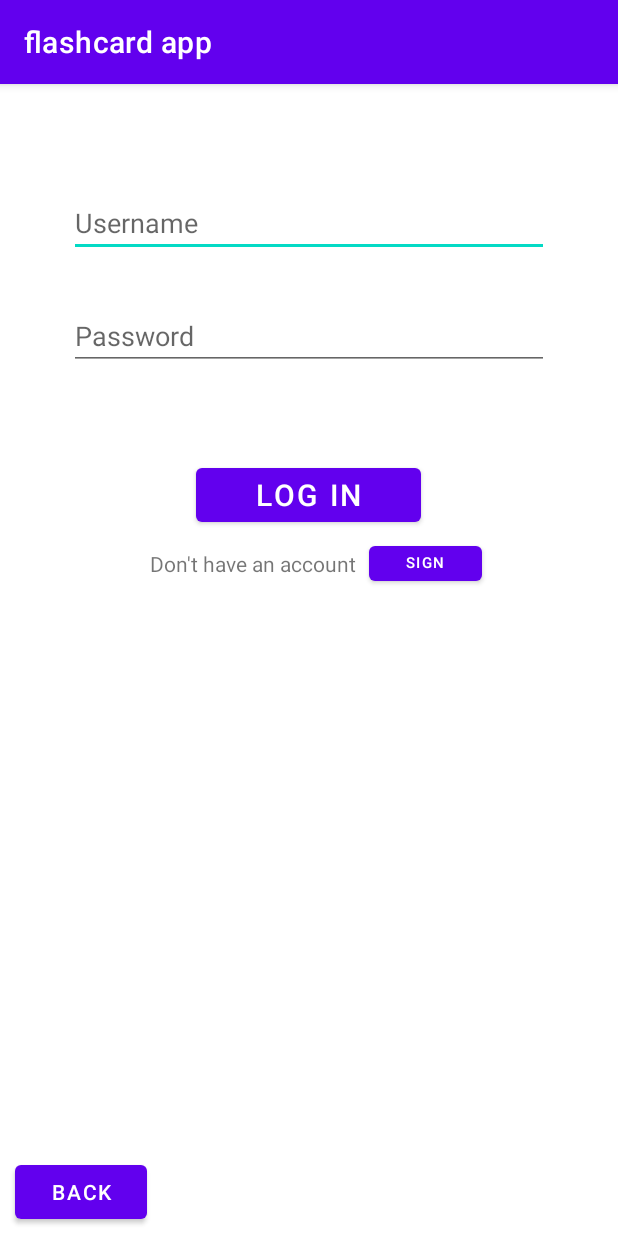
After one commit to cwang5336/flashcard_app, an Android app: the LogOrSign screen opened directly, with no data from a screen before it, on a phone screen of 412 x 824 dp. The commit adds this screen. Run offline under Robolectric (Android 15) with nearby library versions, the phone set to English and light mode, and no system bars.

Commit message:
framework for homepage, login/signup

```diff
--- /dev/null
+++ b/app/src/main/java/com/flashcardnamechange/flashcardapp/LogOrSign.java
@@ -0,0 +1,26 @@
+package com.flashcardnamechange.flashcardapp;
+
+import androidx.appcompat.app.AppCompatActivity;
+
+import android.content.Intent;
+import android.os.Bundle;
+import android.view.View;
+
+public class LogOrSign extends AppCompatActivity {
+
+    @Override
+    protected void onCreate(Bundle savedInstanceState) {
+        super.onCreate(savedInstanceState);
+        setContentView(R.layout.activity_log_or_sign);
+
+        findViewById(R.id.button3).setOnClickListener(new View.OnClickListener() {
+            @Override
+            public void onClick(View v) {
+                Intent intent = new Intent(LogOrSign.this, startingPage.class);
+                LogOrSign.this.startActivityForResult(intent, 100);
+            }
+        });
+
+
+    }
+}
--- a/app/src/main/res/anim/left_out.xml
+++ b/app/src/main/res/anim/left_out.xml
@@ -4,5 +4,5 @@
     <translate
         android:fromXDelta="0"
         android:toXDelta="-100%p"
-        android:duration="500"/>
+        android:duration="350"/>
 </set>
--- a/app/src/main/res/anim/right_in.xml
+++ b/app/src/main/res/anim/right_in.xml
@@ -2,7 +2,7 @@
 <set xmlns:android="http://schemas.android.com/apk/res/android"
     android:interpolator="@android:anim/linear_interpolator">
     <translate
-        android:fromXDelta="100%p"
+        android:fromXDelta="50%p"
         android:toXDelta="0"
-        android:duration="500"/>
+        android:duration="250"/>
 </set>
--- /dev/null
+++ b/app/src/main/res/layout/activity_log_or_sign.xml
@@ -0,0 +1,79 @@
+<?xml version="1.0" encoding="utf-8"?>
+<RelativeLayout xmlns:android="http://schemas.android.com/apk/res/android"
+    xmlns:app="http://schemas.android.com/apk/res-auto"
+    xmlns:tools="http://schemas.android.com/tools"
+    android:layout_width="match_parent"
+    android:layout_height="match_parent"
+    tools:context=".LogOrSign">
+
+    <Button
+        android:id="@+id/LogInButton"
+        android:layout_width="150dp"
+        android:layout_height="wrap_content"
+        android:text="Log In"
+        android:layout_centerHorizontal="true"
+        android:layout_marginTop="250dp"
+        tools:layout_editor_absoluteX="170dp"
+        tools:layout_editor_absoluteY="230dp"
+        android:textSize="20dp"/>
+
+    <TextView
+        android:id="@+id/textView4"
+        android:layout_width="wrap_content"
+        android:layout_height="wrap_content"
+        android:text="Don't have an account "
+        android:layout_marginLeft="100dp"
+        android:layout_marginTop="12dp"
+        android:layout_below="@id/LogInButton"
+        />
+
+    <Button
+        android:id="@+id/SignUpButton"
+        android:layout_width="75dp"
+        android:layout_height="35dp"
+        android:layout_marginStart="5dp"
+        android:layout_toEndOf="@+id/textView4"
+        android:text="Sign Up"
+        android:textSize="10dp"
+        android:layout_below="@id/LogInButton"
+        android:layout_marginTop="4dp"
+        android:minHeight="0dp"
+        android:minWidth="0dp"/>
+
+    <EditText
+        android:layout_weight="1"
+        android:layout_marginTop="70dp"
+        android:layout_centerHorizontal="true"
+        android:id="@+id/login.username"
+        android:layout_width="wrap_content"
+        android:layout_height="wrap_content"
+        android:ems="15"
+        android:hint="Username"
+        android:inputType="textMultiLine"
+        />
+
+    <EditText
+        android:layout_weight="1"
+        android:layout_marginTop="30dp"
+        android:layout_centerHorizontal="true"
+        android:id="@+id/login.password"
+        android:layout_width="wrap_content"
+        android:layout_height="wrap_content"
+        android:hint="Password"
+        android:layout_below ="@id/login.username"
+        android:ems="15"
+        android:inputType="textMultiLine"
+        />
+
+    <Button
+        android:id="@+id/button3"
+        android:layout_width="wrap_content"
+        android:layout_height="wrap_content"
+        android:text="Back"
+        android:layout_alignParentLeft="true"
+        android:layout_alignParentBottom="true"
+        android:layout_marginLeft="10dp"
+        android:layout_marginBottom="5dp"/>
+
+
+</RelativeLayout>
--- a/app/src/main/res/values/colors.xml
+++ b/app/src/main/res/values/colors.xml
@@ -7,4 +7,5 @@
     <color name="teal_700">#FF018786</color>
     <color name="black">#FF000000</color>
     <color name="white">#FFFFFFFF</color>
+    <color name="light_grey">#858585</color>
 </resources>
```
Also changed, not shown: app/src/main/AndroidManifest.xml (+9 -2 lines), app/src/main/java/com/flashcardnamechange/flashcardapp/MainActivity.java (+5 -4 lines), app/src/main/java/com/flashcardnamechange/flashcardapp/startingPage.java (added, +39 -0 lines), app/src/main/res/drawable/card_background.xml (added, +7 -0 lines), app/src/main/res/layout/activity_main.xml (+22 -14 lines), app/src/main/res/layout/activity_starting_page.xml (added, +39 -0 lines).
